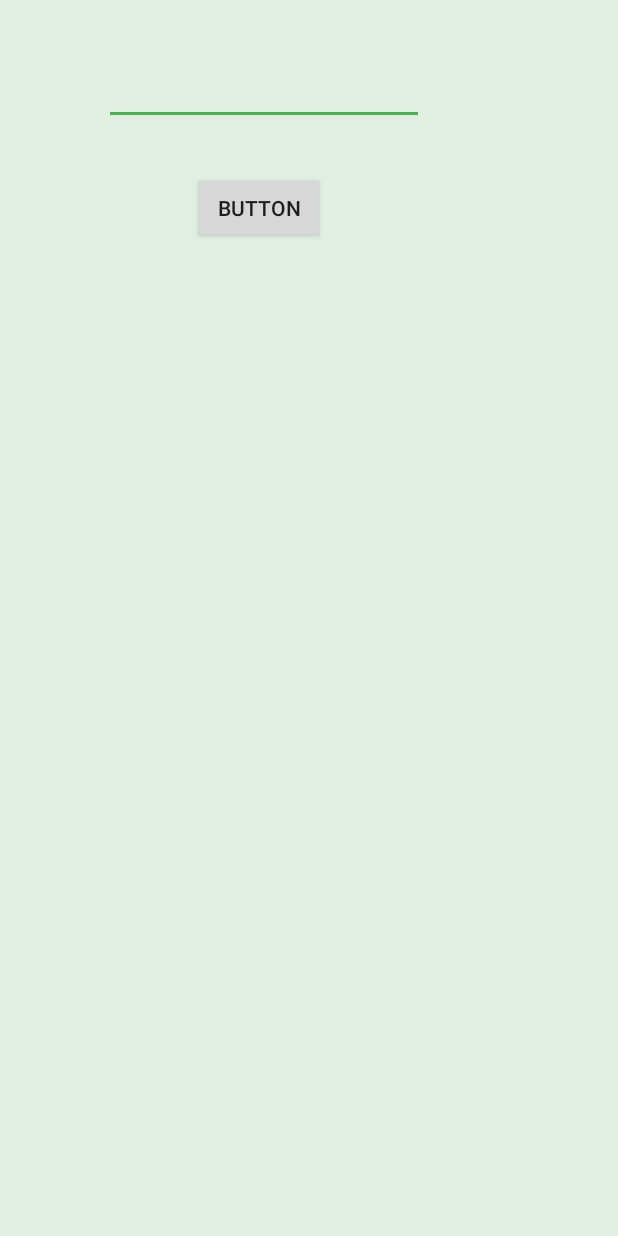
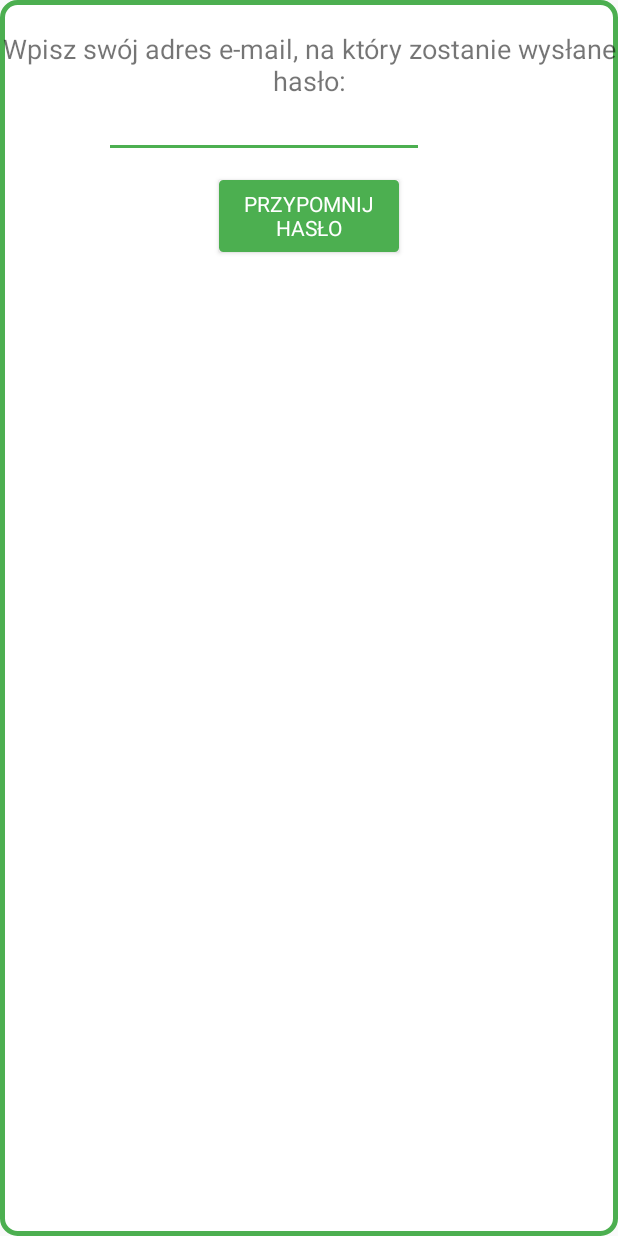
Before and after one commit to swaciox/HelpMate2, an Android app: the layout pop_window_forget_password.xml on its own in the app's theme, with its tools: preview values and no code run, on a phone screen of 412 x 824 dp. Run offline under Robolectric (Android 15) with nearby library versions, the phone set to English and light mode, and no system bars.

Commit message:
a lot of ZMIANY :*

```diff
--- /dev/null
+++ b/app/src/main/res/drawable/remember_password.xml
@@ -0,0 +1,10 @@
+<?xml version="1.0" encoding="utf-8"?>
+<selector xmlns:android="http://schemas.android.com/apk/res/android">
+    <item>
+        <shape android:shape="rectangle">
+            <solid android:color="@color/cardview_light_background"/>
+            <stroke android:color="@color/colorPrimary" android:width="3dp" />
+            <corners android:radius="10dp" />
+        </shape>
+    </item>
+</selector>
--- a/app/src/main/res/layout/activity_single_user_test.xml
+++ b/app/src/main/res/layout/activity_single_user_test.xml
@@ -25,11 +25,14 @@
             android:layout_height="150dp"
             android:layout_marginTop="0dp">
 
+
             <ImageView
-                android:layout_width="50dp"
-                android:layout_height="50dp"
+                android:layout_width="60dp"
+                android:layout_height="60dp"
                 android:layout_marginTop="0dp"
-                android:id="@+id/user_image"/>
+                android:id="@+id/user_image"
+                android:layout_gravity="center_horizontal"/>
+
 
             <RatingBar
                 android:layout_width="wrap_content"
--- a/app/src/main/res/layout/login_sub_page.xml
+++ b/app/src/main/res/layout/login_sub_page.xml
@@ -83,7 +83,7 @@
             android:layout_alignEnd="@+id/buttonSignIn" />
 
         <TextView
-            android:text="@string/remember_password"
+            android:text="@string/remind_password"
             android:textAlignment="center"
             android:layout_width="wrap_content"
             android:layout_height="wrap_content"
--- a/app/src/main/res/layout/pop_window_forget_password.xml
+++ b/app/src/main/res/layout/pop_window_forget_password.xml
@@ -1,26 +1,45 @@
 <?xml version="1.0" encoding="utf-8"?>
 <RelativeLayout xmlns:android="http://schemas.android.com/apk/res/android"
     android:layout_width="match_parent" android:layout_height="match_parent"
-    android:background="@color/unSelectedColorText">
+    android:background="@drawable/remember_password"
+    >
+
+    <FrameLayout
+        android:layout_width="match_parent"
+        android:layout_height="match_parent">
+
+        <TextView
+            android:layout_marginTop="20dp"
+            android:textAlignment="center"
+            android:textSize="18dp"
+            android:layout_width="wrap_content"
+            android:layout_height="wrap_content"
+            android:text="@string/remind_password_email"
+            android:fontFamily="sans-serif"/>
 
         <EditText
             android:layout_width="wrap_content"
             android:layout_height="wrap_content"
             android:inputType="textEmailAddress"
             android:ems="10"
-        android:layout_alignParentTop="true"
-        android:layout_alignParentStart="true"
             android:layout_marginStart="69dp"
-        android:layout_marginTop="38dp"
-        android:id="@+id/editText" />
+            android:layout_marginTop="60dp"
+            android:id="@+id/editText"
+            android:fontFamily="sans-serif"/>
 
         <Button
-        android:text="Button"
-        android:layout_width="wrap_content"
+            android:text="@string/remind_password_confirm"
+            android:layout_width="120dp"
             android:layout_height="wrap_content"
             android:layout_below="@+id/editText"
             android:layout_alignStart="@+id/editText"
-        android:layout_marginStart="59dp"
-        android:layout_marginTop="31dp"
-        android:id="@+id/button2" />
+            android:layout_gravity="center_horizontal"
+            android:textColor="@color/colorTextIcons"
+            android:background="@drawable/button_rounded_corners"
+            android:layout_marginTop="120dp"
+            android:id="@+id/button2"
+            android:fontFamily="sans-serif"/>
+
+    </FrameLayout>
+
 </RelativeLayout>
--- a/app/src/main/res/values/strings.xml
+++ b/app/src/main/res/values/strings.xml
@@ -8,14 +8,15 @@
     <string name="register">Zarejestruj</string>
     <string name="sign_in">Zaloguj się</string>
     <string name="sign_up">Utwórz konto</string>
-    <string name="remember_password"><u>Nie pamiętasz hasła?</u></string>
+    <string name="remind_password"><u>Nie pamiętasz hasła?</u></string>
     <string name="description">Wszystkie usługi domowe w jednym miejscu</string>
     <string name="withoutLogin"><u>KONTYNUUJ BEZ LOGOWANIA</u></string>
     <string name="withoutLoginOr">LUB</string>
     <string name="title_activity_main">MainActivity</string>
     <string name="orConnectWith">lub połącz z</string>
     <string name="title_activity_main2">Main2Activity</string>
-
+    <string name="remind_password_email">Wpisz swój adres e-mail, na który zostanie wysłane hasło:</string>
+    <string name="remind_password_confirm">Przypomnij hasło</string>
     <string name="navigation_drawer_open">Open navigation drawer</string>
     <string name="navigation_drawer_close">Close navigation drawer</string>
     <string name="title_activity_test">Test</string>
```
Lines whose indentation alone changed are shown as unchanged.
